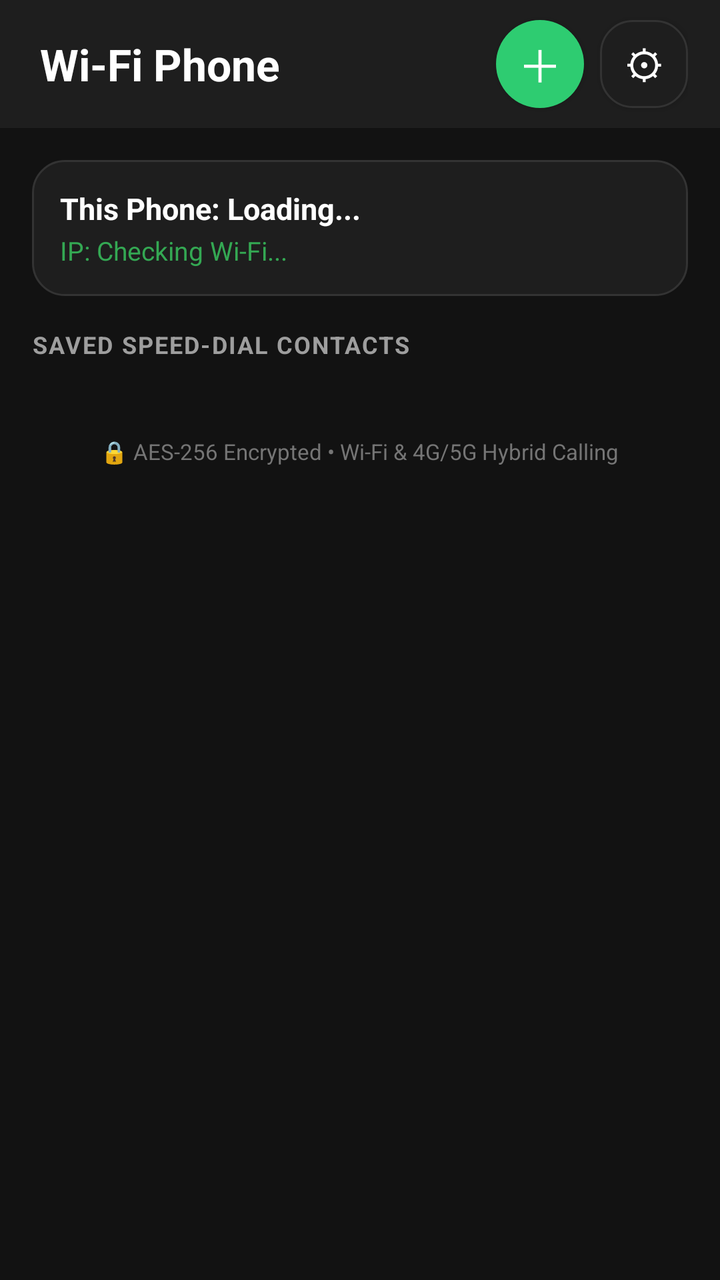
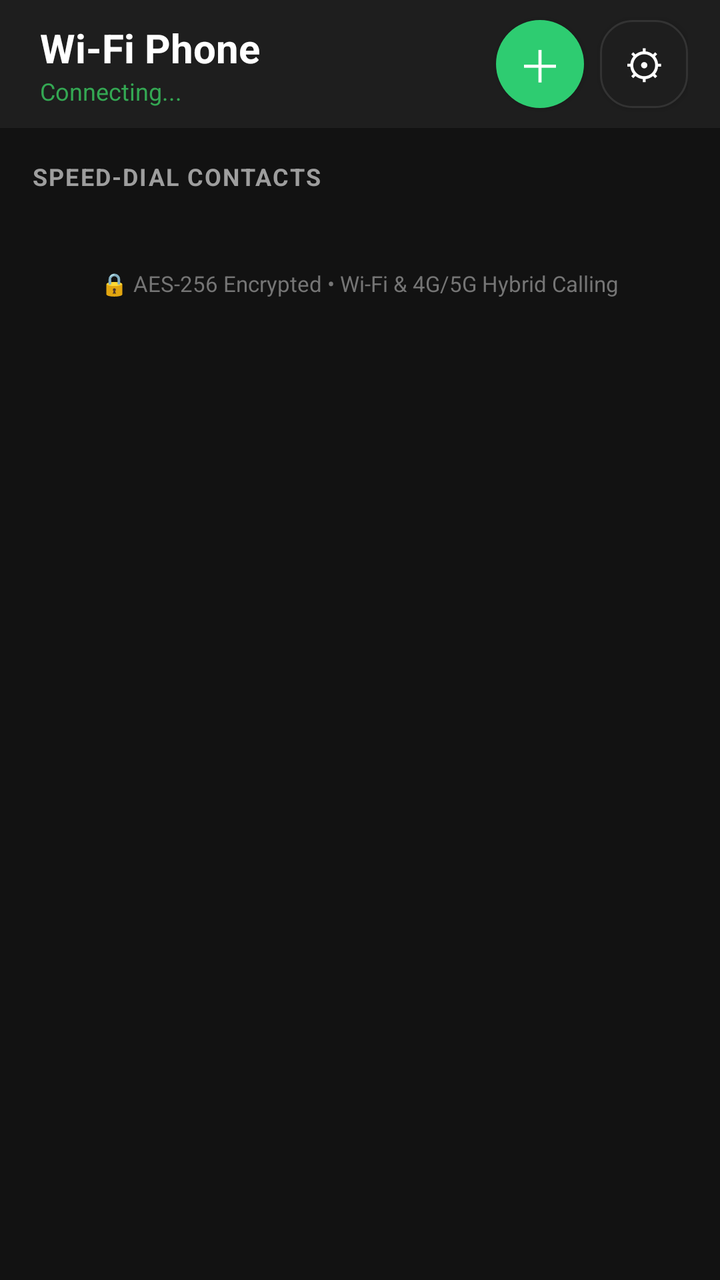

Compare the two renders of this Android layout. The source of the first and the diff that turns it into the second are given below.
<!-- AndroidManifest.xml: application theme Theme.WiFiCalling -->
<!-- res/layout/activity_main.xml -->
<?xml version="1.0" encoding="utf-8"?>
<LinearLayout xmlns:android="http://schemas.android.com/apk/res/android"
    android:layout_width="match_parent"
    android:layout_height="match_parent"
    android:orientation="vertical"
    android:background="@color/background_dark">

    
    <LinearLayout
        android:layout_width="match_parent"
        android:layout_height="64dp"
        android:orientation="horizontal"
        android:gravity="center_vertical"
        android:paddingStart="20dp"
        android:paddingEnd="16dp"
        android:background="#1E1E1E">

        <TextView
            android:layout_width="0dp"
            android:layout_height="wrap_content"
            android:layout_weight="1"
            android:text="Wi-Fi Phone"
            android:textSize="22sp"
            android:textStyle="bold"
            android:textColor="@color/text_primary" />

        
        <Button
            android:id="@+id/btnTopAddContact"
            android:layout_width="44dp"
            android:layout_height="44dp"
            android:text="＋"
            android:textSize="22sp"
            android:textColor="#FFFFFF"
            android:background="@drawable/bg_button_call"
            android:layout_marginEnd="8dp" />

        
        <Button
            android:id="@+id/btnTopSettings"
            android:layout_width="44dp"
            android:layout_height="44dp"
            android:text="⚙"
            android:textSize="20sp"
            android:textColor="#FFFFFF"
            android:background="@drawable/bg_card" />
    </LinearLayout>

    <ScrollView
        android:layout_width="match_parent"
        android:layout_height="match_parent"
        android:padding="16dp">

        <LinearLayout
            android:layout_width="match_parent"
            android:layout_height="wrap_content"
            android:orientation="vertical">

            
            <LinearLayout
                android:layout_width="match_parent"
                android:layout_height="wrap_content"
                android:orientation="vertical"
                android:background="@drawable/bg_card"
                android:padding="14dp"
                android:layout_marginBottom="16dp">

                <TextView
                    android:id="@+id/tvMyDeviceName"
                    android:layout_width="wrap_content"
                    android:layout_height="wrap_content"
                    android:text="This Phone: Loading..."
                    android:textSize="15sp"
                    android:textStyle="bold"
                    android:textColor="@color/text_primary" />

                <TextView
                    android:id="@+id/tvMyDeviceIp"
                    android:layout_width="wrap_content"
                    android:layout_height="wrap_content"
                    android:text="IP: Checking Wi-Fi..."
                    android:textSize="13sp"
                    android:textColor="#34A853"
                    android:layout_marginTop="2dp" />
            </LinearLayout>

            
            <TextView
                android:layout_width="wrap_content"
                android:layout_height="wrap_content"
                android:text="SAVED SPEED-DIAL CONTACTS"
                android:textSize="12sp"
                android:textStyle="bold"
                android:textColor="#9E9E9E"
                android:letterSpacing="0.06"
                android:layout_marginBottom="10dp" />

            
            <LinearLayout
                android:id="@+id/containerContacts"
                android:layout_width="match_parent"
                android:layout_height="wrap_content"
                android:orientation="vertical" />

            
            <TextView
                android:layout_width="wrap_content"
                android:layout_height="wrap_content"
                android:layout_gravity="center_horizontal"
                android:text="🔒 AES-256 Encrypted • Wi-Fi &amp; 4G/5G Hybrid Calling"
                android:textSize="11sp"
                android:textColor="#757575"
                android:layout_marginTop="28dp"
                android:layout_marginBottom="16dp" />

        </LinearLayout>
    </ScrollView>

</LinearLayout>
<!-- resources referenced by this layout -->
<resources>
  <color name="background_dark">#121212</color>
  <color name="text_primary">#FFFFFF</color>
  <!-- drawable bg_button_call (drawable) -->
  <?xml version="1.0" encoding="utf-8"?>
  <shape xmlns:android="http://schemas.android.com/apk/res/android"
      android:shape="rectangle">
      <solid android:color="#2ECC71" />
      <corners android:radius="24dp" />
  </shape>
  <!-- drawable bg_card (drawable) -->
  <?xml version="1.0" encoding="utf-8"?>
  <shape xmlns:android="http://schemas.android.com/apk/res/android"
      android:shape="rectangle">
      <solid android:color="#1E1E1E" />
      <corners android:radius="16dp" />
      <stroke android:width="1dp" android:color="#333333" />
  </shape>
  <style name="Theme.WiFiCalling" parent="@android:style/Theme.DeviceDefault.NoActionBar">
          <item name="android:windowBackground">@color/background_dark</item>
          <item name="android:textColor">@color/text_primary</item>
      </style>
</resources>

<!-- the commit's change to res/layout/activity_main.xml (unified diff, before → after) -->
@@ -15,14 +15,28 @@
         android:paddingEnd="16dp"
         android:background="#1E1E1E">
 
-        <TextView
+        <LinearLayout
             android:layout_width="0dp"
             android:layout_height="wrap_content"
             android:layout_weight="1"
-            android:text="Wi-Fi Phone"
-            android:textSize="22sp"
-            android:textStyle="bold"
-            android:textColor="@color/text_primary" />
+            android:orientation="vertical">
+
+            <TextView
+                android:layout_width="wrap_content"
+                android:layout_height="wrap_content"
+                android:text="Wi-Fi Phone"
+                android:textSize="20sp"
+                android:textStyle="bold"
+                android:textColor="@color/text_primary" />
+
+            <TextView
+                android:id="@+id/tvMyDeviceIp"
+                android:layout_width="wrap_content"
+                android:layout_height="wrap_content"
+                android:text="Connecting..."
+                android:textSize="12sp"
+                android:textColor="#34A853" />
+        </LinearLayout>
 
         
         <Button
@@ -57,38 +71,10 @@
             android:orientation="vertical">
 
             
-            <LinearLayout
-                android:layout_width="match_parent"
-                android:layout_height="wrap_content"
-                android:orientation="vertical"
-                android:background="@drawable/bg_card"
-                android:padding="14dp"
-                android:layout_marginBottom="16dp">
-
-                <TextView
-                    android:id="@+id/tvMyDeviceName"
-                    android:layout_width="wrap_content"
-                    android:layout_height="wrap_content"
-                    android:text="This Phone: Loading..."
-                    android:textSize="15sp"
-                    android:textStyle="bold"
-                    android:textColor="@color/text_primary" />
-
-                <TextView
-                    android:id="@+id/tvMyDeviceIp"
-                    android:layout_width="wrap_content"
-                    android:layout_height="wrap_content"
-                    android:text="IP: Checking Wi-Fi..."
-                    android:textSize="13sp"
-                    android:textColor="#34A853"
-                    android:layout_marginTop="2dp" />
-            </LinearLayout>
-
-            
             <TextView
                 android:layout_width="wrap_content"
                 android:layout_height="wrap_content"
-                android:text="SAVED SPEED-DIAL CONTACTS"
+                android:text="SPEED-DIAL CONTACTS"
                 android:textSize="12sp"
                 android:textStyle="bold"
                 android:textColor="#9E9E9E"
@@ -111,7 +97,7 @@
                 android:textSize="11sp"
                 android:textColor="#757575"
                 android:layout_marginTop="28dp"
-                android:layout_marginBottom="16dp" />
+                android:layout_marginBottom="24dp" />
 
         </LinearLayout>
     </ScrollView>
